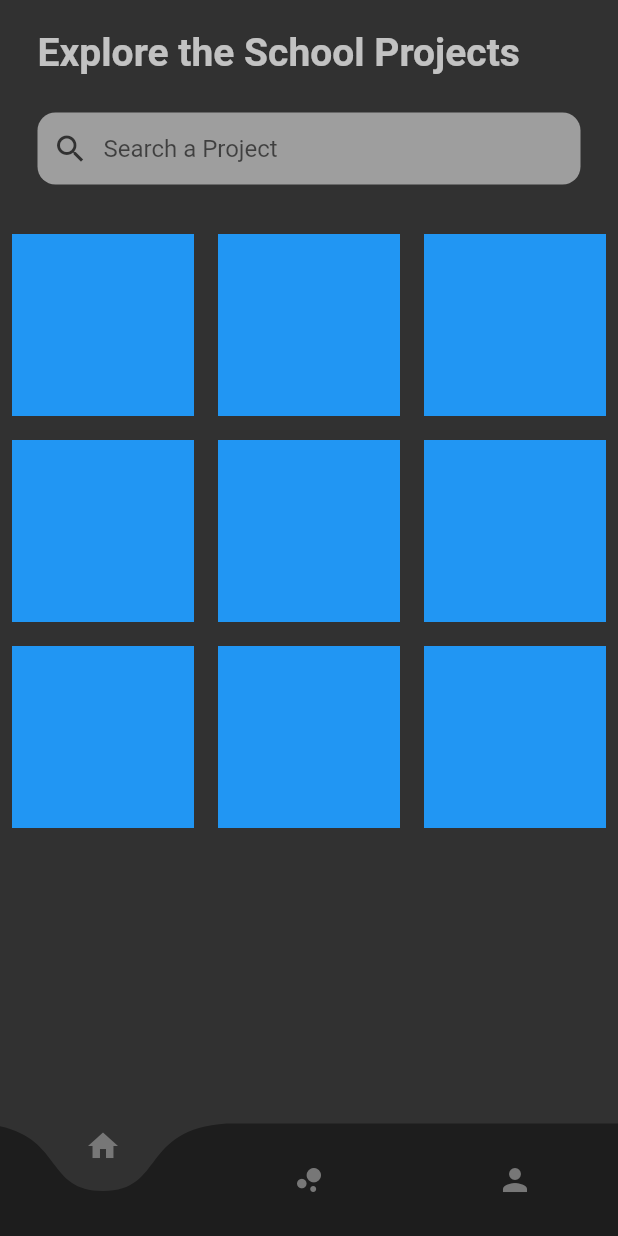
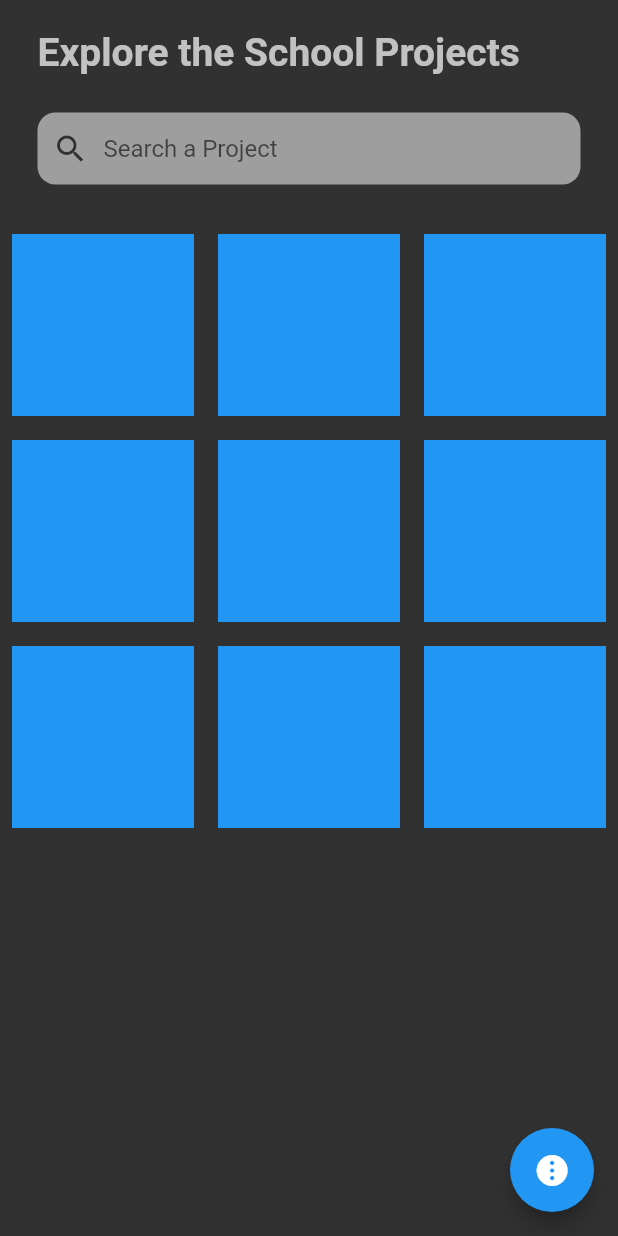
Before and after one commit to icedany36/SavoiaHub, a Flutter app: the screen it shows after launch, on a phone screen of 412 x 824 dp. Run offline on Flutter 3.47's test engine with Material 2 defaults, Android fonts, the phone set to English and light mode, and no system bars; drawn by our look-alikes of curved_navigation_bar.

Commit message:
Added Floating Action Button

```diff
--- a/lib/screens/Projects_Screen/projects_screen.dart
+++ b/lib/screens/Projects_Screen/projects_screen.dart
@@ -5,6 +5,8 @@ import 'package:curved_navigation_bar/curved_navigation_bar.dart';
 import 'package:flutter/material.dart';
 import 'package:savoiahub/screens/Projects_Screen/square.dart';
 import 'package:savoiahub/util/project.dart';
+import 'package:cupertino_icons/cupertino_icons.dart';
+import 'package:flutter/cupertino.dart';
 
 class ProjectsScreen extends StatelessWidget {
   ProjectsScreen({super.key});
@@ -39,9 +41,10 @@ class ProjectsScreen extends StatelessWidget {
     int deviceType;
 
     return Scaffold(
+      backgroundColor: const Color.fromARGB(255, 49, 49, 49),
+
       // Navigation Bar
-      backgroundColor: const Color.fromARGB(255, 49, 49, 49),
-      bottomNavigationBar: CurvedNavigationBar(
+      /* bottomNavigationBar: CurvedNavigationBar(
           backgroundColor: const Color.fromARGB(255, 49, 49, 49),
           buttonBackgroundColor: const Color.fromARGB(255, 49, 49, 49),
           color: const Color.fromARGB(255, 29, 29, 29),
@@ -49,7 +52,7 @@ class ProjectsScreen extends StatelessWidget {
             Icon(Icons.home, color: Color.fromARGB(255, 119, 119, 119)),
             Icon(Icons.bubble_chart, color: Color.fromARGB(255, 119, 119, 119)),
             Icon(Icons.person, color: Color.fromARGB(255, 119, 119, 119)),
-          ]),
+          ]), */
 
       body: SingleChildScrollView(
         child: Column(
@@ -130,6 +133,14 @@ class ProjectsScreen extends StatelessWidget {
           ],
         ),
       ),
+      floatingActionButton: FloatingActionButton(
+        child: const Icon(CupertinoIcons.ellipsis_vertical_circle_fill),
+        disabledElevation: 0,
+        tooltip: 'Tools',
+        onPressed: () {
+          // TODO: Add Page Tools
+        },
+      ),
     );
   }
 }
```
Also changed, not shown: lib/screens/Authentication_Screen.dart (deleted), lib/screens/authentication_screen.dart (added).
